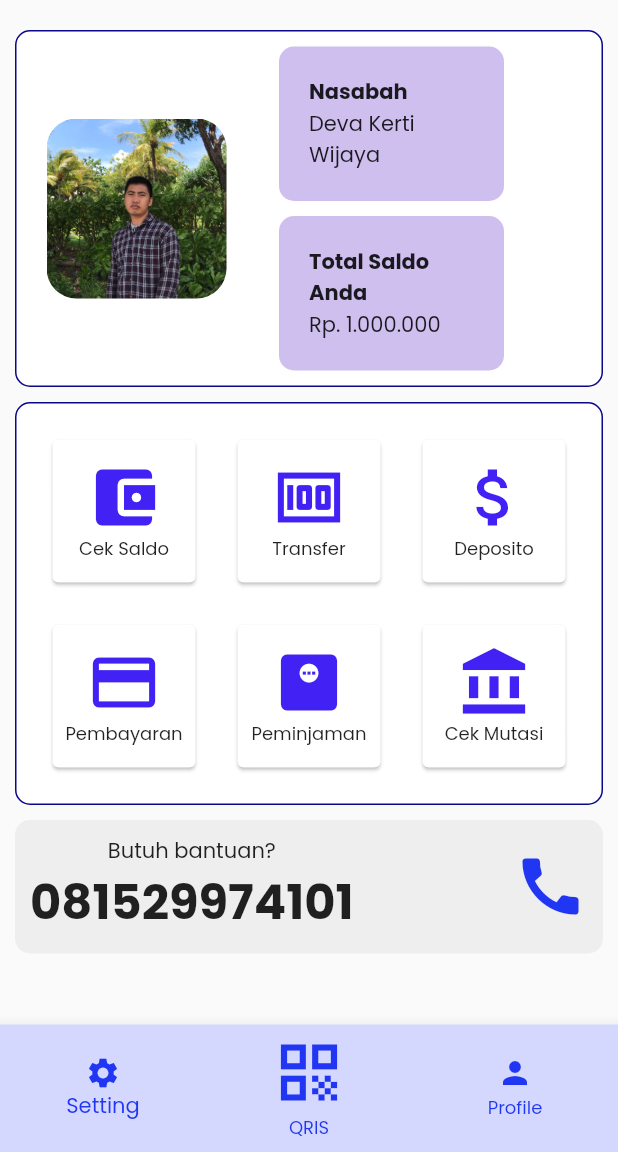
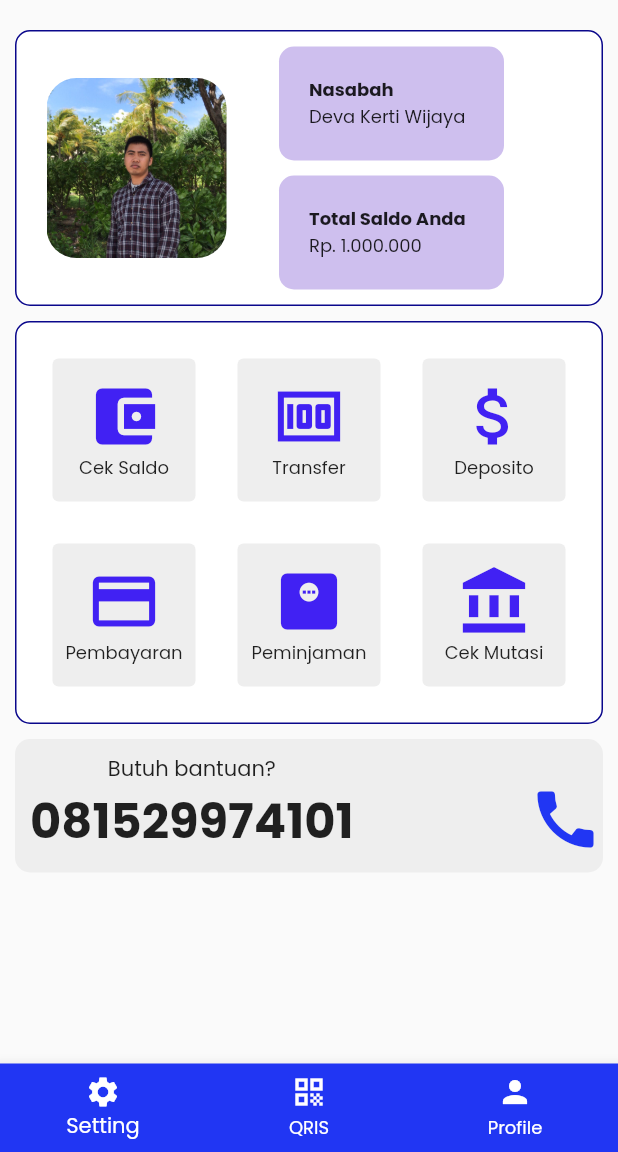
Before and after one commit to madedeva/koperasi_undiksha, a Flutter app: the screen it shows after launch, after a tap on "Login", on a phone screen of 412 x 824 dp, the part 84-1236 px from its top. Run offline on Flutter 3.47's test engine with Material 2 defaults, Android fonts, the phone set to English and light mode, and no system bars; our stand-ins replace google_fonts, responsive_framework.

Commit message:
memperbaiki tampilan iOS

```diff
--- a/lib/components/dashboard_grid.dart
+++ b/lib/components/dashboard_grid.dart
@@ -38,8 +38,12 @@ class GridDashboard extends StatelessWidget {
       crossAxisCount: 3,
       children: List.generate(option.length, (index) {
         return Card(
+          color: Colors.grey[200],
+          elevation: 0,
           child: InkWell(
-            onTap: () {},
+            onTap: () {
+              print(option[index].name + ' is clicked');
+            },
             child: Center(
               child: Column(
                 mainAxisSize: MainAxisSize.min,
--- a/lib/components/home.dart
+++ b/lib/components/home.dart
@@ -17,11 +17,57 @@ class _HomePageState extends State<HomePage> {
     bool isIOS = Theme.of(context).platform == TargetPlatform.iOS;
     return isIOS
         //iOS Area
-        ? const CupertinoPageScaffold(
+        ? CupertinoPageScaffold(
             navigationBar: CupertinoNavigationBar(
               middle: Text('Koperasi Undiksha'),
             ),
-            child: CustomScrollView())
+            child: SingleChildScrollView(
+              child: SafeArea(
+                child: Padding(
+                  padding: EdgeInsets.all(10.0),
+                  child: Column(
+                    children: [
+                      Container(
+                        decoration: BoxDecoration(
+                          color: Colors.blue,
+                          borderRadius: BorderRadius.circular(10.0),
+                        ),
+                        padding: EdgeInsets.only(top: 20, right: 20, left: 20),
+                        height: 200,
+                        child: Column(
+                          children: [Text('data')],
+                        ),
+                      ),
+                      const SizedBox(
+                        height: 20,
+                      ),
+                      const Text(
+                        'Selamat Datang di Koperasi Undiksha',
+                        style: TextStyle(
+                          fontSize: 20,
+                          fontWeight: FontWeight.bold,
+                        ),
+                      ),
+                      const SizedBox(
+                        height: 20,
+                      ),
+                      const Text(
+                        'Koperasi Undiksha adalah koperasi yang bergerak di bidang keuangan yang berada di lingkungan Universitas Dian Nuswantoro',
+                        style: TextStyle(
+                          fontSize: 16,
+                        ),
+                        textAlign: TextAlign.center,
+                      ),
+                      const SizedBox(
+                        height: 20,
+                      ),
+                      GridDashboard(),
+                    ],
+                  ),
+                ),
+              ),
+            ),
+          )
         //Android Area
         : Scaffold(
             appBar: AppBar(
@@ -96,8 +142,10 @@ class _HomePageState extends State<HomePage> {
                                     children: const [
                                       Text('Nasabah',
                                           style: TextStyle(
-                                              fontWeight: FontWeight.bold)),
-                                      Text('Deva Kerti Wijaya'),
+                                              fontWeight: FontWeight.bold,
+                                              fontSize: 12.0)),
+                                      Text('Deva Kerti Wijaya',
+                                          style: TextStyle(fontSize: 12)),
                                     ],
                                   ),
                                 ),
@@ -124,9 +172,11 @@ class _HomePageState extends State<HomePage> {
                                           children: const [
                                             Text('Total Saldo Anda',
                                                 style: TextStyle(
-                                                    fontWeight:
-                                                        FontWeight.bold)),
-                                            Text('Rp. 1.000.000'),
+                                                    fontWeight: FontWeight.bold,
+                                                    fontSize: 12.0)),
+                                            Text('Rp. 1.000.000',
+                                                style:
+                                                    TextStyle(fontSize: 12.0)),
                                           ],
                                         ),
                                       ),
@@ -177,11 +227,15 @@ class _HomePageState extends State<HomePage> {
                                 ),
                               ],
                             ),
-                            const Icon(
-                              Icons.call,
-                              color: Color.fromARGB(255, 33, 54, 243),
-                              size: 50,
-                            )
+                            IconButton(
+                                onPressed: (() {
+                                  print("calling..");
+                                }),
+                                icon: Icon(
+                                  Icons.call,
+                                  color: Color.fromARGB(255, 33, 54, 243),
+                                  size: 50,
+                                ))
                           ]),
                     )
                   ],
@@ -190,7 +244,7 @@ class _HomePageState extends State<HomePage> {
             ),
             //bottom navigation bar
             bottomNavigationBar: BottomNavigationBar(
-              backgroundColor: const Color.fromARGB(255, 212, 216, 255),
+              backgroundColor: const Color.fromARGB(255, 33, 54, 243),
               items: const <BottomNavigationBarItem>[
                 BottomNavigationBarItem(
                   icon: Icon(Icons.settings),
@@ -199,7 +253,6 @@ class _HomePageState extends State<HomePage> {
                 BottomNavigationBarItem(
                   icon: Icon(
                     Icons.qr_code,
-                    size: 50,
                   ),
                   label: 'QRIS',
                 ),
@@ -208,8 +261,8 @@ class _HomePageState extends State<HomePage> {
                   label: 'Profile',
                 ),
               ],
-              selectedItemColor: Color.fromARGB(255, 33, 54, 243),
-              unselectedItemColor: Color.fromARGB(255, 33, 54, 243),
+              selectedItemColor: Color.fromARGB(255, 255, 255, 255),
+              unselectedItemColor: Color.fromARGB(255, 255, 255, 255),
               showUnselectedLabels: true,
             ),
           );
--- a/lib/components/login.dart
+++ b/lib/components/login.dart
@@ -14,121 +14,96 @@ class _LoginPageState extends State<LoginPage> {
   @override
   Widget build(BuildContext context) {
     bool isIOS = Theme.of(context).platform == TargetPlatform.iOS;
-    return Scaffold(
-      appBar: AppBar(
-        title: const Text('Koperasi Undiksha'),
-        backgroundColor: const Color.fromARGB(255, 33, 54, 243),
-        elevation: 0,
+    return isIOS
+        ? CupertinoPageScaffold(
+            navigationBar: CupertinoNavigationBar(
+              middle: Text('Koperasi Undiksha'),
             ),
-      body: Center(
-        child: isIOS
-            ? SingleChildScrollView(
-                child: SafeArea(
-                    child: Row(
-                  mainAxisAlignment: MainAxisAlignment.center,
+            child: Center(
+              child: SingleChildScrollView(
+                child: Column(
                   children: [
-                    Column(
-                      children: [
-                        Container(
-                          padding: const EdgeInsets.only(top: 50.0),
-                          child: Image.asset(
+                    Image(
+                      image: AssetImage(
                         'images/campus.png',
-                            width: 150,
-                            height: 150,
                       ),
                     ),
                     const SizedBox(
-                          height: 40.0,
+                      height: 50.0,
                     ),
                     Container(
-                          width: 400.0,
-                          height: 500.0,
-                          decoration: const BoxDecoration(
-                            borderRadius: BorderRadius.all(Radius.circular(10)),
-                            color: Color(0xFFffffff),
-                          ),
-                          child: Center(
-                            child: Column(
-                              crossAxisAlignment: CrossAxisAlignment.stretch,
-                              mainAxisAlignment: MainAxisAlignment.start,
-                              children: [
-                                Container(
-                                  // padding: const EdgeInsets.only(
-                                  //     left: 20.0, right: 20.0, top: 20.0),
+                      padding: const EdgeInsets.all(10.0),
+                      height: 80,
                       child: const CupertinoTextField(
                         placeholder: 'Username',
-                                    padding: EdgeInsets.all(20.0),
+                        style: TextStyle(fontSize: 20.0),
+                      ),
+                    ),
+                    Container(
+                      padding: const EdgeInsets.all(10.0),
+                      height: 80,
+                      child: const CupertinoTextField(
+                        placeholder: 'Password',
+                        style: TextStyle(fontSize: 20.0),
                       ),
                     ),
                     const SizedBox(
-                                  height: 20.0,
+                      height: 10.0,
                     ),
                     Container(
-                                  // padding: const EdgeInsets.only(
-                                  //     left: 20.0, right: 20.0),
-                                  child: const CupertinoTextField(
-                                    placeholder: 'Password',
-                                    padding: EdgeInsets.all(20.0),
-                                  ),
-                                ),
-                                const SizedBox(
-                                  height: 20.0,
-                                ),
-                                Container(
-                                  // padding: const EdgeInsets.only(
-                                  //     left: 20.0, right: 20.0),
-                                  child: CupertinoButton(
-                                    color:
-                                        const Color.fromARGB(255, 33, 54, 243),
-                                    child: const Text(
-                                      'Login',
+                      padding: const EdgeInsets.all(10.0),
+                      child: CupertinoButton.filled(
+                        child: const Text('Login',
                             style: TextStyle(
-                                          color: Colors.white, fontSize: 20.0),
-                                    ),
+                                color: Colors.white,
+                                fontSize: 20.0,
+                                fontWeight: FontWeight.bold)),
                         onPressed: () {
-                                      Navigator.pushReplacement(
+                          Navigator.pushReplacement<void, void>(
                             context,
-                                          MaterialPageRoute(
-                                              builder: (context) =>
-                                                  HomePage()));
+                            MaterialPageRoute<void>(
+                                builder: (context) => const HomePage()),
+                          );
                         },
                       ),
                     ),
-                                const SizedBox(
-                                  height: 20.0,
-                                ),
-                                // Container(
-                                //   padding: const EdgeInsets.only(
-                                //       top: 20.0, left: 20.0, right: 20.0),
-                                //   child: Row(
-                                //     mainAxisAlignment:
-                                //         MainAxisAlignment.spaceBetween,
-                                //     children: const [
-                                //       Text(
-                                //         'Buat Mbanking',
-                                //         style: TextStyle(
-                                //             color: Color.fromARGB(
-                                //                 255, 33, 54, 243)),
-                                //       ),
-                                //       Text(
-                                //         'Lupa Password?',
-                                //         style: TextStyle(
-                                //             color: Color.fromARGB(
-                                //                 255, 33, 54, 243)),
-                                //       ),
-                                //     ],
-                                //   ),
-                                // )
+                    Container(
+                      padding: const EdgeInsets.all(10.0),
+                      child: Row(
+                        mainAxisAlignment: MainAxisAlignment.spaceBetween,
+                        children: [
+                          TextButton(
+                              onPressed: () {
+                                print('Buat Mbanking');
+                              },
+                              child: Text(
+                                'Buat Mbanking',
+                                style: TextStyle(color: Colors.blue),
+                              )),
+                          TextButton(
+                              onPressed: () {
+                                print('Lupa Password');
+                              },
+                              child: Text(
+                                'Lupa Password?',
+                                style: TextStyle(color: Colors.blue),
+                              )),
                         ],
-                            ),
                       ),
                     )
                   ],
                 ),
-                  ],
-                )),
+              ),
+            ),
           )
-            : SingleChildScrollView(
+        : Scaffold(
+            appBar: AppBar(
+              elevation: 0,
+              centerTitle: true,
+              backgroundColor: const Color.fromARGB(255, 33, 54, 243),
+              title: const Text('Koperasi Undiksha'),
+            ),
+            body: SingleChildScrollView(
               child: SafeArea(
                 child: Row(
                   mainAxisAlignment: MainAxisAlignment.center,
@@ -144,12 +119,11 @@ class _LoginPageState extends State<LoginPage> {
                           ),
                         ),
                         Container(
-                            height: 300.0,
+                          height: 350.0,
                           width: 350.0,
                           margin: const EdgeInsets.only(top: 30),
                           decoration: const BoxDecoration(
-                              borderRadius:
-                                  BorderRadius.all(Radius.circular(10)),
+                            borderRadius: BorderRadius.all(Radius.circular(10)),
                             border: Border(
                               top: BorderSide(
                                   width: 1.0,
@@ -165,17 +139,17 @@ class _LoginPageState extends State<LoginPage> {
                                   color: Color.fromARGB(255, 29, 59, 255)),
                             ),
                             color: Color(0xFFffffff),
-                              boxShadow: [
-                                BoxShadow(
-                                  color: Colors.grey,
-                                  blurRadius: 15.0,
-                                  spreadRadius: 2.0,
-                                  offset: Offset(
-                                    5.0,
-                                    5.0,
-                                  ),
-                                )
-                              ],
+                            // boxShadow: [
+                            //   BoxShadow(
+                            //     color: Colors.grey,
+                            //     blurRadius: 15.0,
+                            //     spreadRadius: 2.0,
+                            //     offset: Offset(
+                            //       5.0,
+                            //       5.0,
+                            //     ),
+                            //   )
+                            // ],
                           ),
                           child: Center(
                             child: Column(
@@ -184,11 +158,11 @@ class _LoginPageState extends State<LoginPage> {
                               children: [
                                 Container(
                                   margin: const EdgeInsets.only(
-                                        left: 30, right: 30, top: 30),
+                                      left: 20, right: 20, top: 20),
                                   child: Column(
                                     children: [
                                       const SizedBox(
-                                          height: 10,
+                                        height: 20,
                                       ),
                                       const TextField(
                                         decoration: InputDecoration(
@@ -231,29 +205,28 @@ class _LoginPageState extends State<LoginPage> {
                                         ),
                                       ),
                                       const SizedBox(
-                                          height: 20,
+                                        height: 25,
                                       ),
-                                        Container(
-                                          child: Row(
+                                      Row(
                                         mainAxisAlignment:
                                             MainAxisAlignment.spaceBetween,
-                                            children: const [
-                                              Text(
+                                        children: [
+                                          TextButton(
+                                              onPressed: () {},
+                                              child: const Text(
                                                 'Buat Mbanking',
                                                 style: TextStyle(
-                                                    fontWeight: FontWeight.bold,
                                                     color: Color.fromARGB(
                                                         255, 33, 54, 243)),
-                                              ),
-                                              Text(
+                                              )),
+                                          TextButton(
+                                              onPressed: () {},
+                                              child: const Text(
                                                   'Lupa Password?',
                                                   style: TextStyle(
-                                                    fontWeight: FontWeight.bold,
                                                       color: Color.fromARGB(
-                                                        255, 33, 54, 243)),
-                                              ),
+                                                          255, 29, 59, 255)))),
                                         ],
-                                          ),
                                       )
                                     ],
                                   ),
@@ -268,22 +241,18 @@ class _LoginPageState extends State<LoginPage> {
                 ),
               ),
             ),
-      ),
             bottomNavigationBar: BottomAppBar(
               child: Container(
-          height: 60.0,
-          color: Colors.blue[50],
+                height: 50,
+                color: const Color.fromARGB(255, 33, 54, 243),
                 child: Row(
                   mainAxisAlignment: MainAxisAlignment.center,
-            children: const <Widget>[
-              Text(
-                'copyright @2022 By Undiksha',
+                  children: [
+                    const Text(
+                      'CopyRight 2022 by Koperasi Undiksha',
                       style: TextStyle(
-                  fontSize: 16,
-                  color: Colors.black,
-                  fontWeight: FontWeight.w700,
-                ),
-              ),
+                          color: Colors.white, fontWeight: FontWeight.bold),
+                    )
                   ],
                 ),
               ),
--- a/lib/main.dart
+++ b/lib/main.dart
@@ -1,7 +1,6 @@
+import 'package:flutter/cupertino.dart';
 import 'package:flutter/material.dart';
-import 'package:praktikum_satu/components/dashboard_grid.dart';
 import 'package:praktikum_satu/components/login.dart';
-import 'package:praktikum_satu/components/login_test_adaptive.dart';
 import 'package:responsive_framework/responsive_framework.dart';
 import 'package:google_fonts/google_fonts.dart';
 
@@ -14,7 +13,28 @@ class MyApp extends StatelessWidget {
 
   @override
   Widget build(BuildContext context) {
-    return MaterialApp(
+    bool isIOS = Theme.of(context).platform == TargetPlatform.iOS;
+    return isIOS
+        ? CupertinoApp(
+            builder: (context, widget) => ResponsiveWrapper.builder(
+              BouncingScrollWrapper.builder(context, widget!),
+              maxWidth: 1200,
+              minWidth: 450,
+              defaultScale: true,
+              breakpoints: const [
+                ResponsiveBreakpoint.resize(350, name: MOBILE),
+                ResponsiveBreakpoint.autoScale(600, name: TABLET),
+                ResponsiveBreakpoint.resize(2460, name: DESKTOP),
+              ],
+            ),
+            title: 'Koperasi Undiksha',
+            debugShowCheckedModeBanner: false,
+            theme: CupertinoThemeData(
+              primaryContrastingColor: Colors.white,
+            ),
+            home: LoginPage(),
+          )
+        : MaterialApp(
             builder: (context, widget) => ResponsiveWrapper.builder(
               BouncingScrollWrapper.builder(context, widget!),
               maxWidth: 1200,
```
Also changed, not shown: lib/components/login_test_adaptive.dart (deleted, +0 -167 lines), pubspec.yaml (+5 -60 lines), pubspec.lock, 3 other files. Lines whose indentation alone changed are shown as unchanged.
